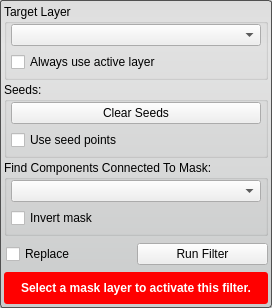
First picture: the form in src/Interface/ToolInterface/ConnectedComponentFilterInterface.ui, repository jessdtate/Seg3D, before the edit.
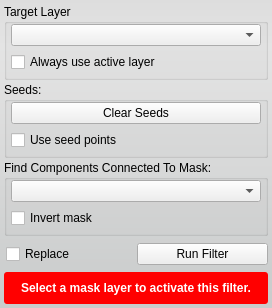
Second picture: the form after the edit. Custom widgets are drawn as their Qt base class.

Patch:
```diff
--- a/src/Interface/ToolInterface/ConnectedComponentFilterInterface.ui
+++ b/src/Interface/ToolInterface/ConnectedComponentFilterInterface.ui
@@ -22,7 +22,6 @@
   <property name="styleSheet">
    <string notr="true">QWidget#ConnectedComponentFilterInterface{
 	border-radius: 3px;
-	border: 1px solid rgb(80, 80,80);
 	background-color: qlineargradient(spread:pad, x1:0.5, y1:0, x2:0.5, y2:0.960227, stop:0 rgba(221, 221, 221, 255), stop:0.155779 rgba(228, 228, 228, 255), stop:1 rgba(202, 204, 204, 255));      
 }</string>
   </property>
```
